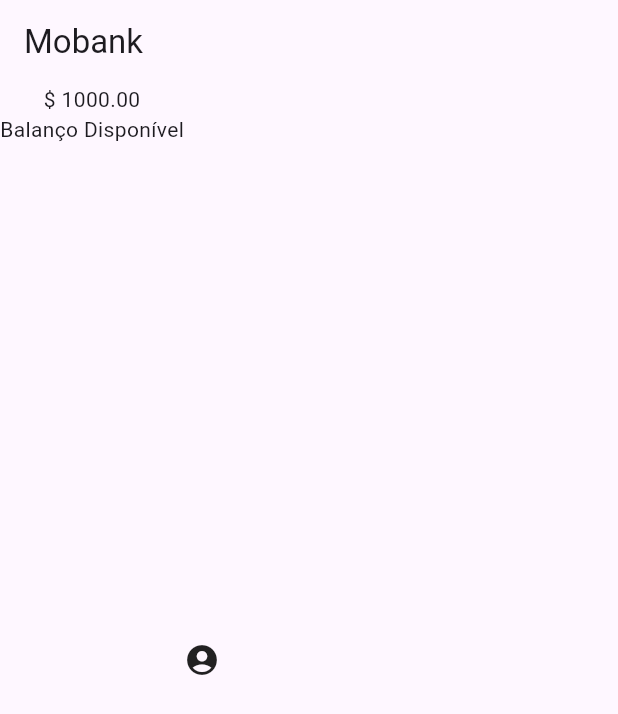
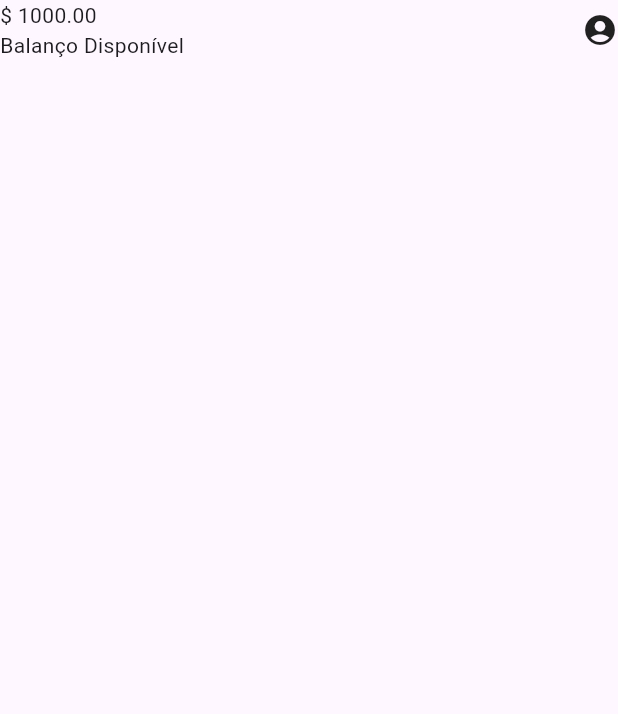
Before and after one commit to naiaraamorim/APP-Challenge, a Flutter app: the screen it shows after launch, on a phone screen of 412 x 824 dp. Shown: the top 714 px of the screen. Run offline on Flutter 3.47's test engine with Material 3 defaults, Android fonts, the phone set to English and light mode, and no system bars.

Commit message:
Adicionando alinhamento aos widget

```diff
--- a/lib/components/sections/header.dart
+++ b/lib/components/sections/header.dart
@@ -10,13 +10,12 @@
 class _HeaderState extends State<Header> {
   @override
   Widget build(BuildContext context) {
-    return Scaffold(
-      appBar: AppBar(
-        title: const Text('Mobank'),
-      ),
-      body: const Row(
+    return Container(
+      child: const Row(
+        mainAxisAlignment: MainAxisAlignment.spaceBetween,
         children: <Widget>[
           Column(
+            crossAxisAlignment: CrossAxisAlignment.start,
             children: <Widget>[
               Text('\$ 1000.00'),
               Text('Balanço Disponível'),
--- a/lib/screens/home.dart
+++ b/lib/screens/home.dart
@@ -12,7 +12,11 @@
   @override
   Widget build(BuildContext context) {
     return const Scaffold(
-      body: Header(),
+      body: Column(
+        children: <Widget>[
+          Header(),
+        ],
+      ),
     );
   }
 }
```
